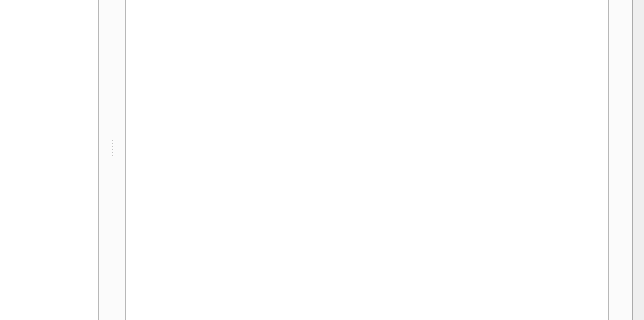
Old version of the form cppgm_tests/src/mainwindow.ui in the repository jimon/cppgm_tools; both pictures show x 420 to 1064 and y 184 to 504 of the 1064 by 619 pixel window.
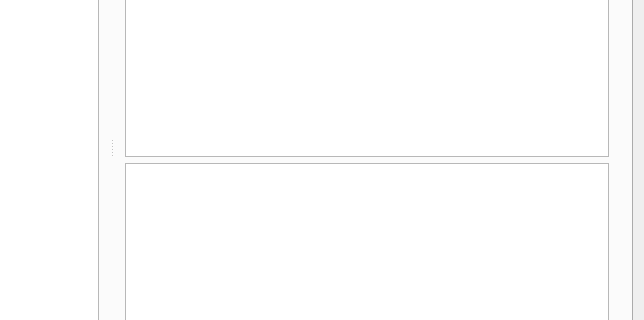
New version of the form. The open tabs and pages were chosen to show the change.

Commit message: Custom test tab can show stderr now.

```diff
--- a/cppgm_tests/src/mainwindow.ui
+++ b/cppgm_tests/src/mainwindow.ui
@@ -335,6 +335,9 @@
               </property>
              </widget>
             </item>
+            <item>
+             <widget class="QTextEdit" name="custom_err"/>
+            </item>
            </layout>
           </widget>
          </widget>
```
Left out of the diff: 2 changed lines with no effect on the pictures. The commit also changes 1 other file.
